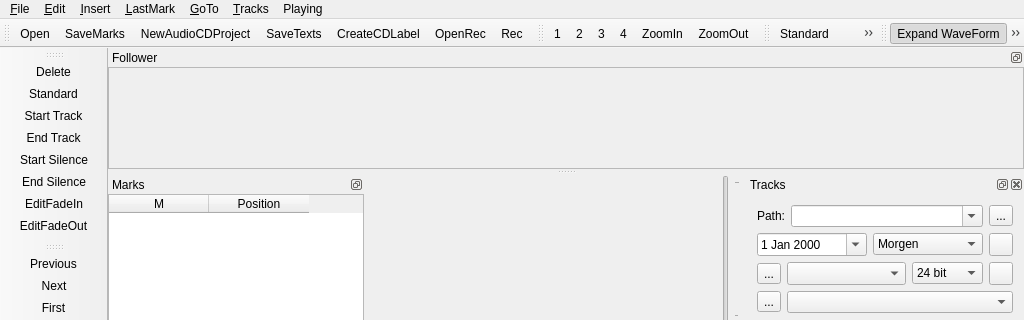
Qt form mainwindow.ui (audioprog/RecMasterNCutter) before a commit; both pictures show x 0 to 1024 and y 0 to 320 of the 1024 by 765 pixel window.
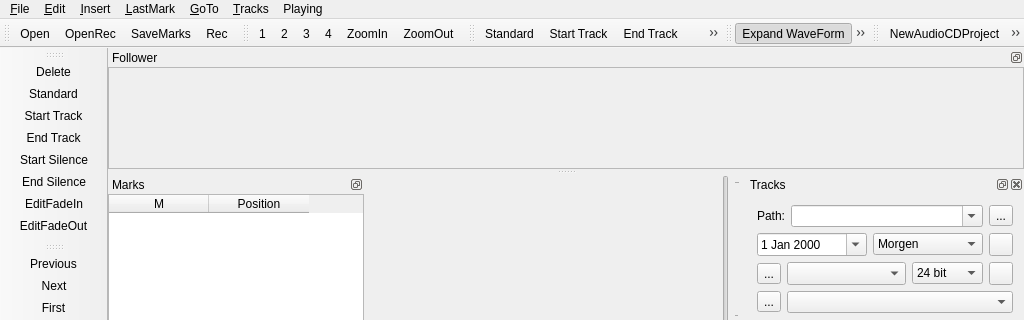
The same form after that commit. Icons and pictures are not drawn. Custom widgets are drawn as their Qt base class.

What changed in the file:
```diff
--- a/mainwindow.ui
+++ b/mainwindow.ui
@@ -163,11 +163,8 @@
     <bool>false</bool>
    </attribute>
    <addaction name="action_Open"/>
-   <addaction name="actionSaveMarks"/>
-   <addaction name="actionNewAudioCDProject"/>
-   <addaction name="actionSaveTexts"/>
-   <addaction name="actionCreateCDLabel"/>
    <addaction name="actionOpenRec"/>
+   <addaction name="actionSaveMarks"/>
    <addaction name="actionRec"/>
   </widget>
   <widget class="QToolBar" name="tbarEditMark">
@@ -846,6 +843,20 @@
     </layout>
    </widget>
   </widget>
+  <widget class="QToolBar" name="tbarExport">
+   <property name="windowTitle">
+    <string>Export</string>
+   </property>
+   <attribute name="toolBarArea">
+    <enum>TopToolBarArea</enum>
+   </attribute>
+   <attribute name="toolBarBreak">
+    <bool>false</bool>
+   </attribute>
+   <addaction name="actionNewAudioCDProject"/>
+   <addaction name="actionSaveTexts"/>
+   <addaction name="actionCreateCDLabel"/>
+  </widget>
   <action name="action_Open">
    <property name="icon">
     <iconset resource="icons.qrc">
```
Left out of the diff: 2 changed lines with no effect on the pictures.
